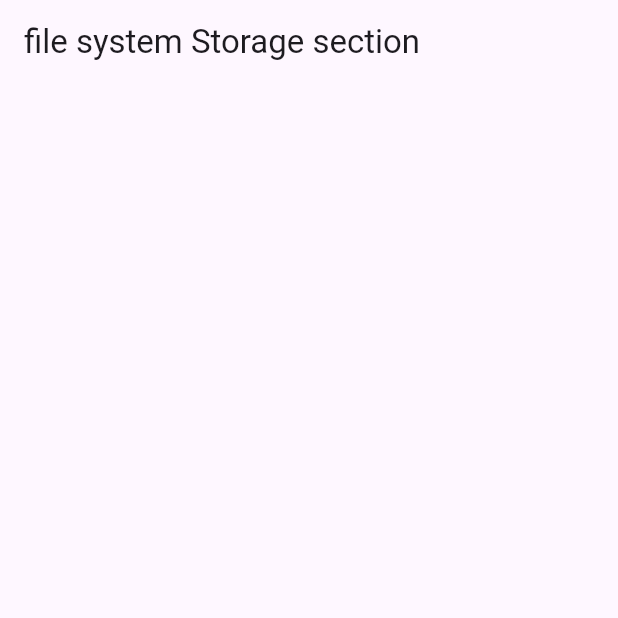
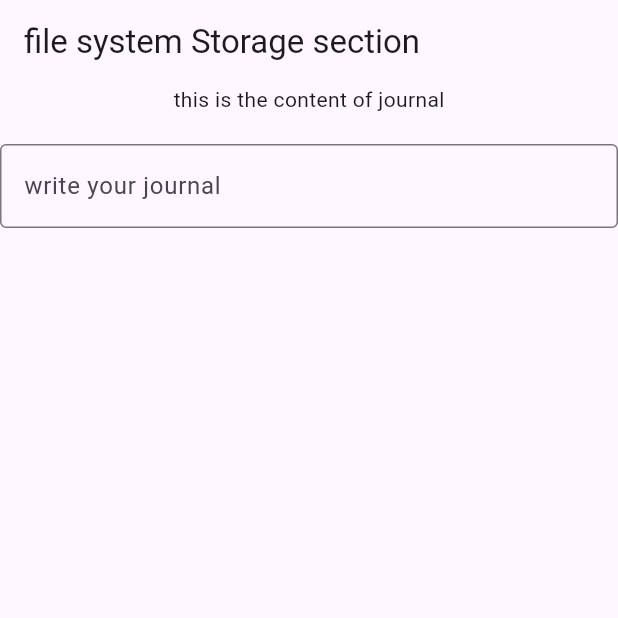
Before and after one commit to AYA837/Findy, a Flutter app: the screen it shows after launch, on a phone screen of 412 x 824 dp, the top half of it. Run offline on Flutter 3.47's test engine with Material 3 defaults, Android fonts, the phone set to English and light mode, and no system bars; our stand-ins replace cached_network_image, google_fonts.

Commit message:
modified NewHome

```diff
--- a/lib/NewHome.dart
+++ b/lib/NewHome.dart
@@ -11,12 +11,31 @@ class NewHome extends StatefulWidget {
 
 class _NewHomeState extends State<NewHome> {
 
+  //file manipulation
+  final file = fileCreation();
 
+   TextEditingController textFieldController = TextEditingController();
+
+   String savedContent = '';
 
   @override
   Widget build(BuildContext context) {
    return Scaffold(
           appBar: AppBar(title : const Text('file system Storage section')),
+          body: Column(
+            children: [
+               const Text('this is the content of journal'),
+               const SizedBox(height: 20,),
+                TextField(
+                controller: textFieldController,
+                decoration: InputDecoration(
+                    hintText: 'write your journal',
+                    border: OutlineInputBorder(),
+                ),
+
+               )
+            ],
+          ),
    );
   }
 
@@ -28,7 +47,7 @@ Future<Directory> getDirectory() async {
 }
 
 //creating a  file inside that directory
-Future<File> fileCreationAndManipulation() async {
+Future<File> fileCreation() async {
   final directory = await getDirectory();
 
   return File('$directory.path/file.txt');
```
